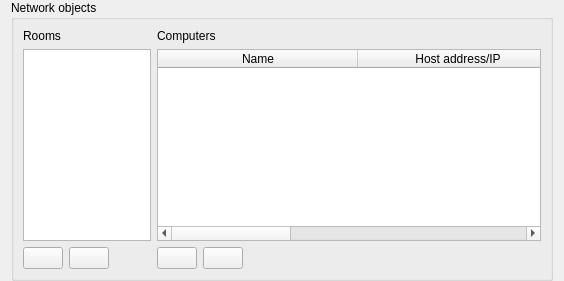
The window that plugins/localdata/LocalDataConfigurationPage.ui (veyon/veyon) describes before a commit, drawn with Qt 5.
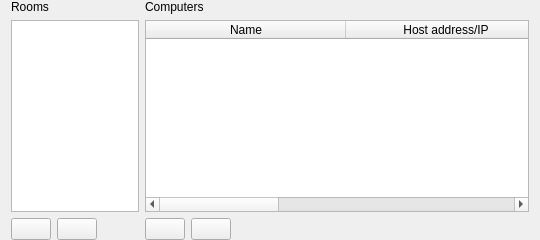
The same window after the commit. Icons and pictures are not drawn.

Commit message:
Plugins: LocalData: change title and improve appearence
The title "Local data" made many people ignore this configuration page
and wonder how to add local rooms/computers in Veyon Master. Therefore
change the title of the page to reflect its purpose/contents.

The edit to the form file:
```diff
--- a/plugins/localdata/LocalDataConfigurationPage.ui
+++ b/plugins/localdata/LocalDataConfigurationPage.ui
@@ -9,19 +9,13 @@
    <iconset resource="localdata.qrc">
     <normaloff>:/localdata/application-msonenote.png</normaloff>:/localdata/application-msonenote.png</iconset>
   </property>
-  <layout class="QVBoxLayout" name="verticalLayout">
+  <layout class="QGridLayout" name="gridLayout" columnstretch="1,3">
    <property name="topMargin">
     <number>0</number>
    </property>
    <property name="bottomMargin">
     <number>0</number>
    </property>
-   <item>
-    <widget class="QGroupBox" name="groupBox">
-     <property name="title">
-      <string>Network objects</string>
-     </property>
-     <layout class="QGridLayout" name="gridLayout" columnstretch="1,3">
       <item row="0" column="0">
        <widget class="QLabel" name="label">
         <property name="text">
@@ -179,13 +173,6 @@
        </layout>
       </item>
      </layout>
-     <zorder>computerTableWidget</zorder>
-     <zorder>roomTableWidget</zorder>
-     <zorder>label</zorder>
-     <zorder>label_2</zorder>
-    </widget>
-   </item>
-  </layout>
  </widget>
  <resources>
   <include location="localdata.qrc"/>
```
Left out of the diff: 44 changed lines with no effect on the pictures. Lines whose indentation alone changed are shown as unchanged.
